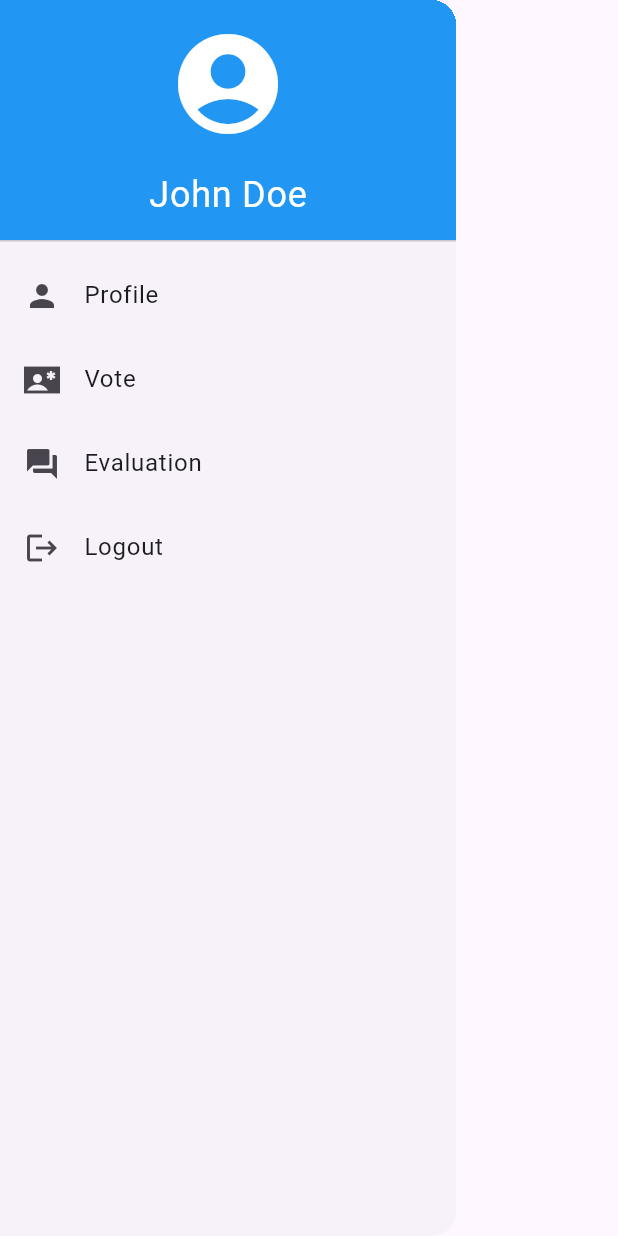
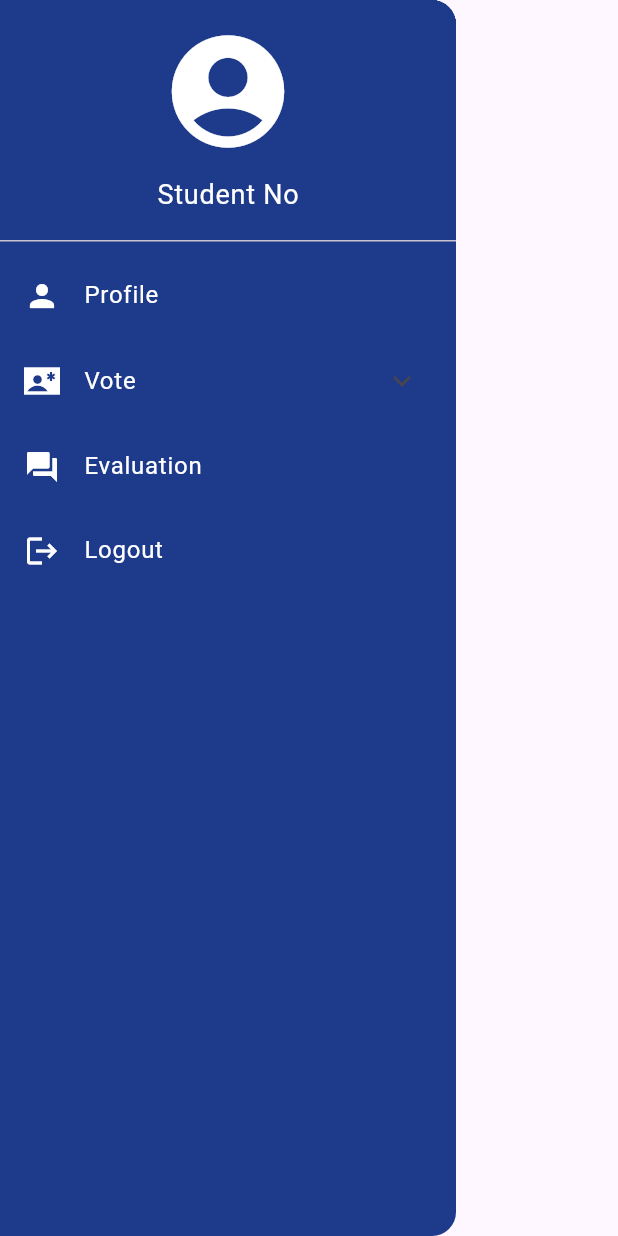
Before and after one commit to khadafirimbang/bcp_voting_eval_sys, a Flutter app: the AppDrawer widget shown alone on an empty page, opened directly, on a phone screen of 412 x 824 dp. Run offline on Flutter 3.47's test engine with Material 3 defaults, Android fonts, the phone set to English and light mode, and no system bars; our stand-ins replace internet_connection_checker_plus, shared_preferences; accounts and stored records are empty; network calls fail.

Commit message:
Vote page not complete

```diff
--- a/lib/drawerbar.dart
+++ b/lib/drawerbar.dart
@@ -1,13 +1,35 @@
+import 'dart:convert';
 import 'package:flutter/material.dart';
+import 'package:for_testing/elect_pos/for_pres.dart';
 import 'package:for_testing/profile.dart';
 import 'package:for_testing/main.dart';
 import 'package:for_testing/vote.dart';
 import 'package:shared_preferences/shared_preferences.dart';
 import 'package:http/http.dart' as http;
 
-class AppDrawer extends StatelessWidget {
+class AppDrawer extends StatefulWidget {
   const AppDrawer({super.key});
 
+  @override
+  State<AppDrawer> createState() => _AppDrawerState();
+}
+
+class _AppDrawerState extends State<AppDrawer> {
+  String? studentNo = "Name here"; // Default value
+
+  @override
+  void initState() {
+    super.initState();
+    _loadStudentNo(); // Load the user's name when the drawer is initialized
+  }
+
+
+  Future<void> _loadStudentNo() async {
+    SharedPreferences prefs = await SharedPreferences.getInstance();
+    setState(() {
+      studentNo = prefs.getString('studentno') ?? 'Student No'; // Fetch student no
+    });
+  }
 
   Future<void> _logout(BuildContext context) async {
     SharedPreferences prefs = await SharedPreferences.getInstance();
@@ -52,51 +74,83 @@ class AppDrawer extends StatelessWidget {
   @override
   Widget build(BuildContext context) {
     return Drawer(
+      backgroundColor: const Color(0xFF1E3A8A), // Hex color #1E3A8A,
       child: ListView(
         padding: EdgeInsets.zero,
         children: <Widget>[
-          const DrawerHeader(
-            decoration: BoxDecoration(
-              color: Colors.blue,
+          DrawerHeader(
+            decoration: const BoxDecoration(
+              color: Color(0xFF1E3A8A), // Hex color #1E3A8A
             ),
             child: Column(
               crossAxisAlignment: CrossAxisAlignment.center,
               children: <Widget>[
-                Icon(Icons.account_circle, size: 80, color: Colors.white),
-                SizedBox(height: 16),
-                Text(
-                  'John Doe',
-                  style: TextStyle(color: Colors.white, fontSize: 24),
-                ),
+                const Icon(Icons.account_circle, size: 90, color: Colors.white),
+                const SizedBox(height: 10),
+                Text(studentNo ?? 'Student No', style: const TextStyle(color: Colors.white, fontSize: 18)),
               ],
             ),
           ),
           ListTile(
-            leading: const Icon(Icons.person),
-            title: const Text('Profile'),
+            leading: const Icon(Icons.person, color: Colors.white,),
+            title: const Text('Profile', style: TextStyle(color: Colors.white)),
             onTap: () {
               Navigator.pop(context);
               Navigator.push(context, MaterialPageRoute(builder: (context) => ProfileInfo()));
             },
           ),
+          ExpansionTile(
+            leading: const Icon(Icons.contact_emergency_sharp, color: Colors.white,),
+            title: const Text('Vote', style: TextStyle(color: Colors.white)),
+            childrenPadding: const EdgeInsets.only(left: 37),
+            children: [
               ListTile(
-            leading: const Icon(Icons.contact_emergency_sharp),
-            title: const Text('Vote'),
+                title: const Text('President', style: TextStyle(color: Colors.white)),
                 onTap: () {
                   Navigator.pop(context);
-              Navigator.push(context, MaterialPageRoute(builder: (context) => VotePage()));
+                  Navigator.push(context, MaterialPageRoute(builder: (context) => const ForPres()));
                 },
               ),
               ListTile(
-            leading: const Icon(Icons.question_answer),
-            title: const Text('Evaluation'),
+                title: const Text('Vice President', style: TextStyle(color: Colors.white)),
+                onTap: () {
+                  Navigator.pop(context);
+                  Navigator.push(context, MaterialPageRoute(builder: (context) => const ForPres()));
+                },
+              ),
+              ListTile(
+                title: const Text('Secretary', style: TextStyle(color: Colors.white)),
+                onTap: () {
+                  Navigator.pop(context);
+                  Navigator.push(context, MaterialPageRoute(builder: (context) => const ForPres()));
+                },
+              ),
+              ListTile(
+                title: const Text('Treasurer', style: TextStyle(color: Colors.white)),
+                onTap: () {
+                  Navigator.pop(context);
+                  Navigator.push(context, MaterialPageRoute(builder: (context) => const ForPres()));
+                },
+              ),
+              ListTile(
+                title: const Text('Auditor', style: TextStyle(color: Colors.white)),
+                onTap: () {
+                  Navigator.pop(context);
+                  Navigator.push(context, MaterialPageRoute(builder: (context) => const ForPres()));
+                },
+              ),
+            ],
+          ),
+          ListTile(
+            leading: const Icon(Icons.question_answer, color: Colors.white,),
+            title: const Text('Evaluation', style: TextStyle(color: Colors.white)),
             onTap: () {
               Navigator.pop(context);
             },
           ),
           ListTile(
-            leading: const Icon(Icons.logout),
-            title: const Text('Logout'),
+            leading: const Icon(Icons.logout, color: Colors.white,),
+            title: const Text('Logout', style: TextStyle(color: Colors.white)),
             onTap: () {
               _showLogoutDialog(context);
             },
--- a/lib/main.dart
+++ b/lib/main.dart
@@ -172,6 +172,7 @@ Future<void> _login() async {
     if (data['status'] == 'success') {
       SharedPreferences prefs = await SharedPreferences.getInstance();
       await prefs.setString('studentno', _studentNoController.text);
+
       Navigator.pushReplacement(
         context,
         MaterialPageRoute(builder: (context) => HomePage())
@@ -267,7 +268,7 @@ Future<void> _login() async {
                               style: TextButton.styleFrom(
                                 shape: const RoundedRectangleBorder(),
                                 padding: const EdgeInsets.all(14.0),
-                                backgroundColor: Colors.blue,
+                                backgroundColor: const Color(0xFF1E3A8A),
 
                               ),
                               onPressed: () {_login();},
@@ -289,7 +290,7 @@ Future<void> _login() async {
                           },
                           child: const Text('Click here to Sign up',
                           style: TextStyle(
-                            color: Colors.blue
+                            color: Color(0xFF1E3A8A)
                           ),),
                         ),
                     ],
--- a/lib/signup.dart
+++ b/lib/signup.dart
@@ -180,7 +180,7 @@ class _SignUpPageState extends State<SignUpPage> {
                               style: TextButton.styleFrom(
                                 shape: const RoundedRectangleBorder(),
                                 padding: const EdgeInsets.all(14.0),
-                                backgroundColor: Colors.blue,
+                                backgroundColor: const Color(0xFF1E3A8A),
 
                               ),
                               onPressed: () {_signUp();},
@@ -202,7 +202,7 @@ class _SignUpPageState extends State<SignUpPage> {
                           },
                           child: const Text('Click here to Sign in',
                           style: TextStyle(
-                            color: Colors.blue
+                            color: Color(0xFF1E3A8A)
                           ),),
                         ),
                     ],
```
Also changed, not shown: lib/elect_pos/for_pres.dart (added, +239 -0 lines), lib/profile.dart (+1 -13 lines). Lines whose indentation alone changed are shown as unchanged.
